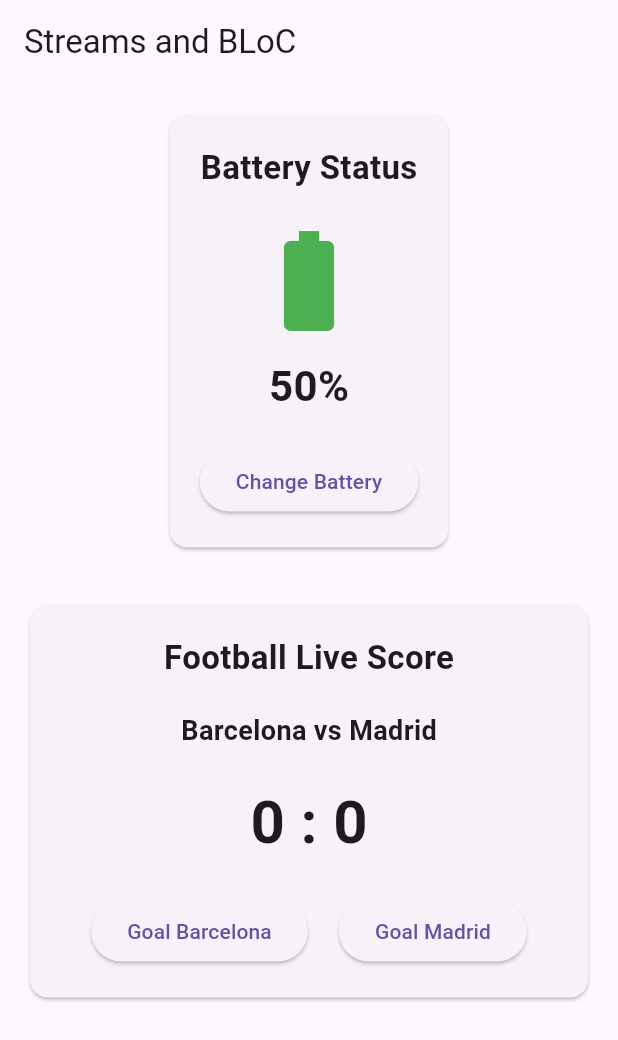
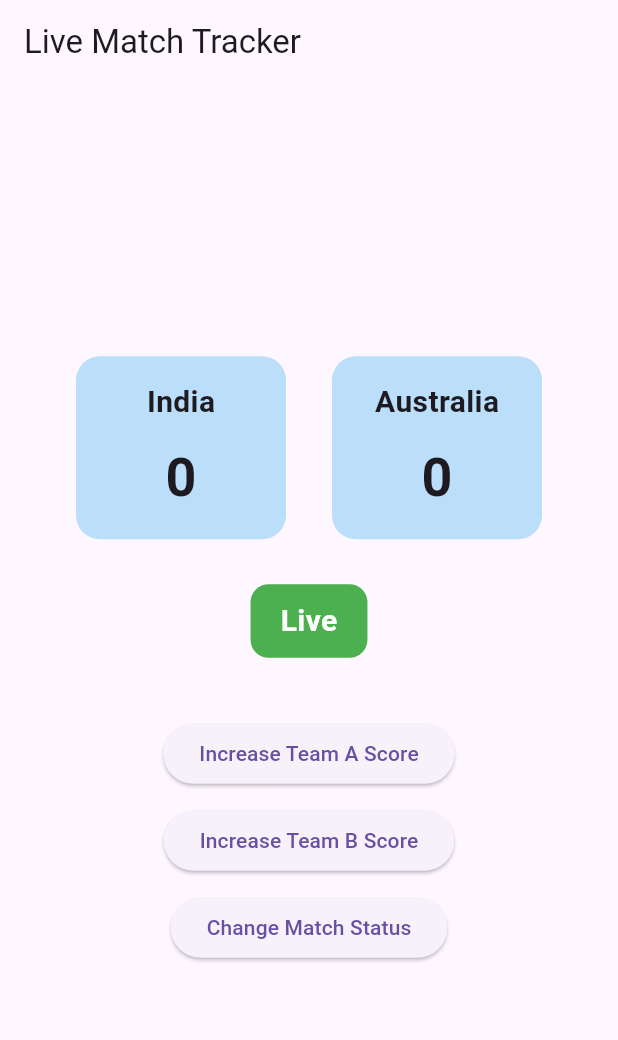
Before and after one commit to pugal6/flutter-tasks, a Flutter app: the screen it shows after launch, on a phone screen of 412 x 824 dp. Shown: the top 1040 px of the screen. Run offline on Flutter 3.47's test engine with Material 3 defaults, Android fonts, the phone set to English and light mode, and no system bars.

Commit message:
Add mini challenge 2

```diff
--- a/module2/lib/main.dart
+++ b/module2/lib/main.dart
@@ -1,5 +1,10 @@
 import 'package:flutter/material.dart';
-import 'package:module2/practice%20tasks/bloc%20task/screens/home_screen.dart';
+import 'package:module2/mini%20challenges/mini%20challenge2/bloc/match_bloc.dart';
+import 'package:module2/mini%20challenges/mini%20challenge2/models/match_state.dart';
+import 'package:module2/mini%20challenges/mini%20challenge2/widgets/action_button.dart';
+import 'package:module2/mini%20challenges/mini%20challenge2/widgets/score_card.dart';
+
+
 
 void main() {
   runApp(const MyApp());
@@ -10,9 +15,121 @@
 
   @override
   Widget build(BuildContext context) {
-    return MaterialApp(
+    return const MaterialApp(
       debugShowCheckedModeBanner: false,
-      home: const HomeScreen(),
+      home: MatchScreen(),
     );
   }
 }
+
+class MatchScreen extends StatefulWidget {
+  const MatchScreen({super.key});
+
+  @override
+  State<MatchScreen> createState() => _MatchScreenState();
+}
+
+class _MatchScreenState extends State<MatchScreen> {
+  final MatchBloc bloc = MatchBloc();
+
+  Color getStatusColor(String status) {
+    switch (status) {
+      case "Live":
+        return Colors.green;
+      case "Paused":
+        return Colors.orange;
+      case "Finished":
+        return Colors.red;
+      default:
+        return Colors.grey;
+    }
+  }
+
+  @override
+  void dispose() {
+    bloc.dispose();
+    super.dispose();
+  }
+
+  @override
+  Widget build(BuildContext context) {
+    return Scaffold(
+      appBar: AppBar(
+        title: const Text("Live Match Tracker"),
+      ),
+      body: Center(
+        child: StreamBuilder<MatchState>(
+          stream: bloc.matchStream,
+          initialData: bloc.currentState,
+          builder: (context, snapshot) {
+            final match = snapshot.data!;
+
+            return Padding(
+              padding: const EdgeInsets.all(20),
+              child: Column(
+                mainAxisAlignment: MainAxisAlignment.center,
+                children: [
+                  Row(
+                    mainAxisAlignment: MainAxisAlignment.spaceEvenly,
+                    children: [
+                      ScoreCard(
+                        teamName: match.teamA,
+                        score: match.scoreA,
+                      ),
+                      ScoreCard(
+                        teamName: match.teamB,
+                        score: match.scoreB,
+                      ),
+                    ],
+                  ),
+
+                  const SizedBox(height: 30),
+
+                  Container(
+                    padding: const EdgeInsets.symmetric(
+                      horizontal: 20,
+                      vertical: 10,
+                    ),
+                    decoration: BoxDecoration(
+                      color: getStatusColor(match.status),
+                      borderRadius: BorderRadius.circular(12),
+                    ),
+                    child: Text(
+                      match.status,
+                      style: const TextStyle(
+                        color: Colors.white,
+                        fontSize: 20,
+                        fontWeight: FontWeight.bold,
+                      ),
+                    ),
+                  ),
+
+                  const SizedBox(height: 40),
+
+                  ActionButton(
+                    text: "Increase Team A Score",
+                    onPressed: bloc.increaseTeamAScore,
+                  ),
+
+                  const SizedBox(height: 10),
+
+                  ActionButton(
+                    text: "Increase Team B Score",
+                    onPressed: bloc.increaseTeamBScore,
+                  ),
+
+                  const SizedBox(height: 10),
+
+                  ActionButton(
+                    text: "Change Match Status",
+                    onPressed: bloc.changeStatus,
+                  ),
+                ],
+              ),
+            );
+          },
+        ),
+      ),
+    );
+  }
+}
--- /dev/null
+++ b/module2/lib/mini challenges/mini challenge2/bloc/match_bloc.dart
@@ -0,0 +1,71 @@
+import 'dart:async';
+
+import '../models/match_state.dart';
+
+class MatchBloc {
+  final _matchController = StreamController<MatchState>();
+
+  Stream<MatchState> get matchStream => _matchController.stream;
+
+  MatchState _currentState = MatchState(
+    teamA: "India",
+    teamB: "Australia",
+    scoreA: 0,
+    scoreB: 0,
+    status: "Live",
+  );
+
+  MatchState get currentState => _currentState;
+
+  MatchBloc() {
+    _matchController.sink.add(_currentState);
+  }
+
+void increaseTeamAScore() {
+
+  if (_currentState.status != "Live") {
+    return;
+  }
+
+  _currentState = _currentState.copyWith(
+    scoreA: _currentState.scoreA + 1,
+  );
+
+  _matchController.sink.add(_currentState);
+}
+
+void increaseTeamBScore() {
+
+  if (_currentState.status != "Live") {
+    return;
+  }
+
+  _currentState = _currentState.copyWith(
+    scoreB: _currentState.scoreB + 1,
+  );
+
+  _matchController.sink.add(_currentState);
+}
+
+  void changeStatus() {
+    String newStatus;
+
+    if (_currentState.status == "Live") {
+      newStatus = "Paused";
+    } else if (_currentState.status == "Paused") {
+      newStatus = "Finished";
+    } else {
+      newStatus = "Live";
+    }
+
+    _currentState = _currentState.copyWith(
+      status: newStatus,
+    );
+
+    _matchController.sink.add(_currentState);
+  }
+
+  void dispose() {
+    _matchController.close();
+  }
+}
--- /dev/null
+++ b/module2/lib/mini challenges/mini challenge2/models/match_state.dart
@@ -0,0 +1,29 @@
+class MatchState {
+  final String teamA;
+  final String teamB;
+  final int scoreA;
+  final int scoreB;
+  final String status;
+
+  MatchState({
+    required this.teamA,
+    required this.teamB,
+    required this.scoreA,
+    required this.scoreB,
+    required this.status,
+  });
+
+  MatchState copyWith({
+    int? scoreA,
+    int? scoreB,
+    String? status,
+  }) {
+    return MatchState(
+      teamA: teamA,
+      teamB: teamB,
+      scoreA: scoreA ?? this.scoreA,
+      scoreB: scoreB ?? this.scoreB,
+      status: status ?? this.status,
+    );
+  }
+}
--- /dev/null
+++ b/module2/lib/mini challenges/mini challenge2/widgets/action_button.dart
@@ -0,0 +1,20 @@
+import 'package:flutter/material.dart';
+
+class ActionButton extends StatelessWidget {
+  final String text;
+  final VoidCallback onPressed;
+
+  const ActionButton({
+    super.key,
+    required this.text,
+    required this.onPressed,
+  });
+
+  @override
+  Widget build(BuildContext context) {
+    return ElevatedButton(
+      onPressed: onPressed,
+      child: Text(text),
+    );
+  }
+}
--- /dev/null
+++ b/module2/lib/mini challenges/mini challenge2/widgets/score_card.dart
@@ -0,0 +1,43 @@
+import 'package:flutter/material.dart';
+
+class ScoreCard extends StatelessWidget {
+  final String teamName;
+  final int score;
+
+  const ScoreCard({
+    super.key,
+    required this.teamName,
+    required this.score,
+  });
+
+  @override
+  Widget build(BuildContext context) {
+    return Container(
+      width: 140,
+      padding: const EdgeInsets.all(16),
+      decoration: BoxDecoration(
+        color: Colors.blue.shade100,
+        borderRadius: BorderRadius.circular(16),
+      ),
+      child: Column(
+        children: [
+          Text(
+            teamName,
+            style: const TextStyle(
+              fontSize: 20,
+              fontWeight: FontWeight.bold,
+            ),
+          ),
+          const SizedBox(height: 10),
+          Text(
+            "$score",
+            style: const TextStyle(
+              fontSize: 36,
+              fontWeight: FontWeight.bold,
+            ),
+          ),
+        ],
+      ),
+    );
+  }
+}
```
